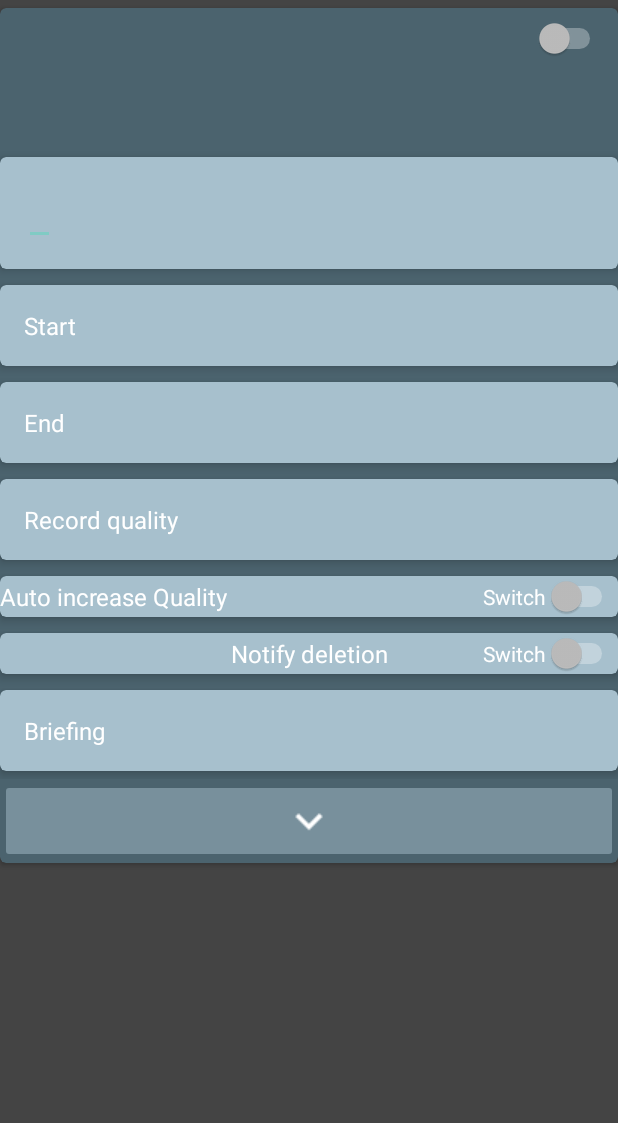
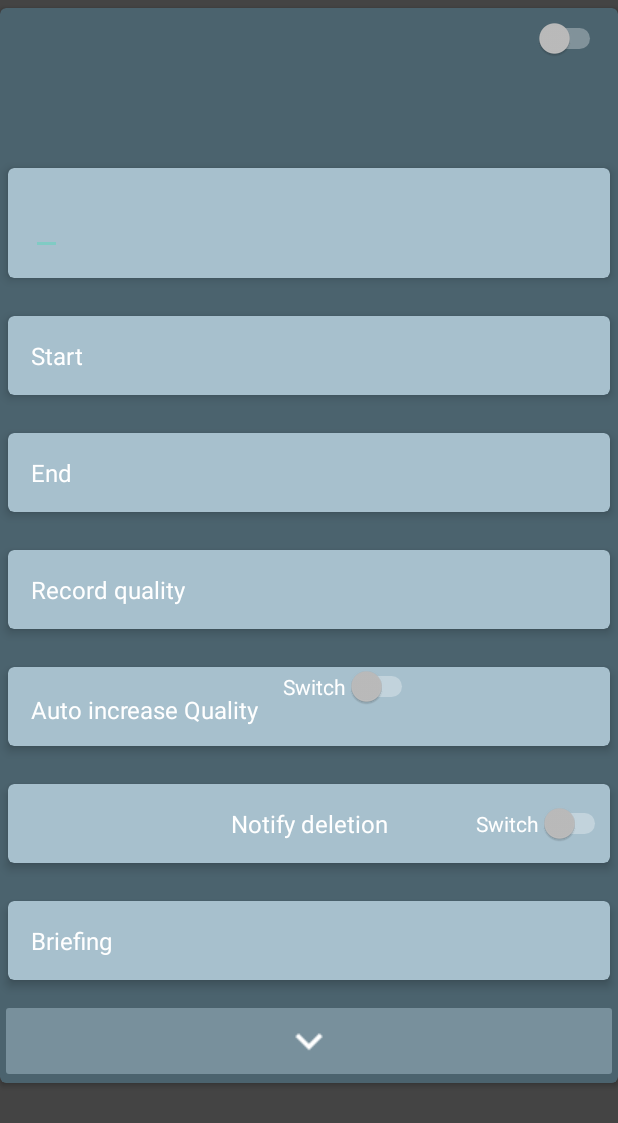
Before and after one commit to nbkragh/RecordingPlanner, an Android app: the layout plan_item.xml on its own in the app's theme, with its tools: preview values and no code run, on a phone screen of 412 x 824 dp. Shown: the top 1123 px of the screen. Run offline under Robolectric (Android 15) with nearby library versions, the phone set to English and light mode, and no system bars.

```diff
--- a/app/build.gradle
+++ b/app/build.gradle
@@ -48,7 +48,9 @@ dependencies {
     implementation 'androidx.navigation:navigation-ui-ktx:2.1.0'
     implementation 'androidx.legacy:legacy-support-v4:1.0.0'
     implementation 'androidx.recyclerview:recyclerview:1.1.0'
-    implementation 'com.android.support:cardview-v7:28.0.0'
+    implementation "androidx.cardview:cardview:1.0.0"
+    implementation 'com.j256.ormlite:ormlite-core:5.1'
+    implementation 'com.j256.ormlite:ormlite-android:5.1'
     testImplementation 'junit:junit:4.12'
     androidTestImplementation 'androidx.test.ext:junit:1.1.1'
     androidTestImplementation 'androidx.test.espresso:espresso-core:3.2.0'
--- a/app/src/main/java/com/opgaver/recordingplanner/PlanListFragment.kt
+++ b/app/src/main/java/com/opgaver/recordingplanner/PlanListFragment.kt
@@ -44,7 +44,10 @@ class PlanListFragment : Fragment() {
                     columnCount <= 1 -> LinearLayoutManager(context, RecyclerView.VERTICAL, false)
                     else -> GridLayoutManager(context, columnCount)
                 }
-                adapter = PlanRecyclerViewAdapter(model, this, this@PlanListFragment.viewLifecycleOwner)
+                adapter = PlanRecyclerViewAdapter(model,
+                    this,
+                    this@PlanListFragment.viewLifecycleOwner,
+                    context as PlanRecyclerViewAdapter.dateClickHandler)
 
             }
         }
--- a/app/src/main/res/layout/plan_item.xml
+++ b/app/src/main/res/layout/plan_item.xml
@@ -92,6 +92,7 @@
                     android:textAppearance="?attr/textAppearanceListItem" />
 
                 <com.google.android.material.card.MaterialCardView
+                    app:cardUseCompatPadding="true"
                     android:id="@+id/item_plan_name_card"
                     android:layout_width="match_parent"
                     android:layout_height="wrap_content"
@@ -111,6 +112,7 @@
                 </com.google.android.material.card.MaterialCardView>
 
                 <com.google.android.material.card.MaterialCardView
+                    app:cardUseCompatPadding="true"
                     android:id="@+id/item_config_start"
                     android:layout_width="match_parent"
                     android:layout_height="wrap_content"
@@ -118,7 +120,8 @@
                     android:layout_marginBottom="5dp"
                     app:cardBackgroundColor="@color/primaryLightColor"
                     app:cardElevation="4dp"
-                    app:cardPreventCornerOverlap="true">
+                    app:cardPreventCornerOverlap="true"
+                    android:onClick="@{(v) -> viewmodel.test(v)}">
 
                     <TextView
                         android:id="@+id/item_config_start_title"
@@ -131,6 +134,7 @@
                 </com.google.android.material.card.MaterialCardView>
 
                 <com.google.android.material.card.MaterialCardView
+                    app:cardUseCompatPadding="true"
                     android:id="@+id/item_config_end"
                     android:layout_width="match_parent"
                     android:layout_height="wrap_content"
@@ -151,6 +155,7 @@
                 </com.google.android.material.card.MaterialCardView>
 
                 <com.google.android.material.card.MaterialCardView
+                    app:cardUseCompatPadding="true"
                     android:id="@+id/item_config_recQuality"
                     android:layout_width="match_parent"
                     android:layout_height="wrap_content"
@@ -178,46 +183,38 @@
                     android:layout_marginBottom="5dp"
                     app:cardBackgroundColor="@color/primaryLightColor"
                     app:cardElevation="4dp"
-                    app:cardPreventCornerOverlap="true">
+                    app:cardPreventCornerOverlap="true"
+                    app:cardUseCompatPadding="true">
 
-                    <androidx.constraintlayout.widget.ConstraintLayout
-                        android:id="@+id/ConstraintLayout99"
+                    <LinearLayout
                         android:layout_width="match_parent"
-                        android:layout_height="match_parent"
-                        android:orientation="horizontal"
-                        app:layout_constraintBottom_toBottomOf="parent"
-                        app:layout_constraintEnd_toStartOf="@+id/config_auto_incr_qual_switch1"
-                        app:layout_constraintHorizontal_bias="0.5"
-                        app:layout_constraintStart_toStartOf="@+id/config_auto_incr_qual_switch1"
-                        app:layout_constraintTop_toTopOf="parent">
+                        android:layout_height="wrap_content"
+                        android:orientation="horizontal">
+
+                        <TextView
+                            android:id="@+id/item_config_autoIncrQuality_title"
+                            android:layout_width="wrap_content"
+                            android:layout_height="wrap_content"
+                            android:layout_margin="@dimen/text_margin"
+                            android:text="Auto increase Quality"
+                            android:textAppearance="?attr/textAppearanceListItem"
+                            tools:layout_conversion_absoluteHeight="0dp"
+                            tools:layout_conversion_absoluteWidth="0dp" />
 
                         <Switch
                             android:id="@+id/config_autoIncrQuality_switch"
                             android:layout_width="wrap_content"
                             android:layout_height="wrap_content"
                             android:text="Switch"
-                            app:layout_constraintBottom_toBottomOf="parent"
-                            app:layout_constraintEnd_toEndOf="parent"
-                            app:layout_constraintTop_toTopOf="parent"
                             tools:layout_conversion_absoluteHeight="0dp"
                             tools:layout_conversion_absoluteWidth="0dp" />
 
-                        <TextView
-                            android:id="@+id/item_config_autoIncrQuality_title"
-                            android:layout_width="wrap_content"
-                            android:layout_height="wrap_content"
-                            android:text="Auto increase Quality"
-                            android:textAppearance="?attr/textAppearanceListItem"
-                            app:layout_constraintBottom_toBottomOf="parent"
-                            app:layout_constraintStart_toStartOf="parent"
-                            app:layout_constraintTop_toTopOf="parent"
-                            tools:layout_conversion_absoluteHeight="0dp"
-                            tools:layout_conversion_absoluteWidth="0dp" />
-                    </androidx.constraintlayout.widget.ConstraintLayout>
+                    </LinearLayout>
 
                 </com.google.android.material.card.MaterialCardView>
 
                 <com.google.android.material.card.MaterialCardView
+                    app:cardUseCompatPadding="true"
                     android:id="@+id/item_config_notifyDelete"
                     android:layout_width="match_parent"
                     android:layout_height="wrap_content"
@@ -239,6 +236,7 @@
                             android:id="@+id/item_config_notifyDelete_title"
                             android:layout_width="wrap_content"
                             android:layout_height="wrap_content"
+                            android:layout_margin="@dimen/text_margin"
                             android:text="Notify deletion"
                             android:textAppearance="?attr/textAppearanceListItem"
                             app:layout_constraintBottom_toBottomOf="parent"
@@ -264,6 +262,7 @@
                 </com.google.android.material.card.MaterialCardView>
 
                 <com.google.android.material.card.MaterialCardView
+                    app:cardUseCompatPadding="true"
                     android:id="@+id/item_config_briefing"
                     android:layout_width="match_parent"
                     android:layout_height="wrap_content"
--- /dev/null
+++ b/app/src/main/res/raw/ormlite_config.txt
@@ -0,0 +1,3 @@
+#
+# generated on 2020/11/23 01:21:07
+#
--- a/app/src/main/res/values/strings.xml
+++ b/app/src/main/res/values/strings.xml
@@ -13,4 +13,6 @@
 
     <string name="hello_first_fragment">Hello first fragment</string>
     <string name="hello_second_fragment">Hello second fragment. Arg: %1$s</string>
+    <!-- TODO: Remove or change this placeholder text -->
+    <string name="hello_blank_fragment">Hello blank fragment</string>
 </resources>
```
Also changed, not shown: app/src/main/java/com/opgaver/recordingplanner/CalendarViewFragment.kt (added, +73 -0 lines), app/src/main/java/com/opgaver/recordingplanner/PlanItem.kt (+34 -3 lines), app/src/main/java/com/opgaver/recordingplanner/PlanRecyclerViewAdapter.kt (+53 -31 lines), app/src/main/java/com/opgaver/recordingplanner/PlansFrameActivity.kt (+22 -1 lines), app/src/main/java/com/opgaver/recordingplanner/ViewModelPlanList.kt (+6 -2 lines), app/src/main/java/com/opgaver/recordingplanner/persistence/DatabaseConfigUtil.java (added, +18 -0 lines), app/src/main/java/com/opgaver/recordingplanner/persistence/DatabaseHelper.kt (added, +33 -0 lines), app/src/main/res/layout/fragment_calendar_view.xml (added, +59 -0 lines).
